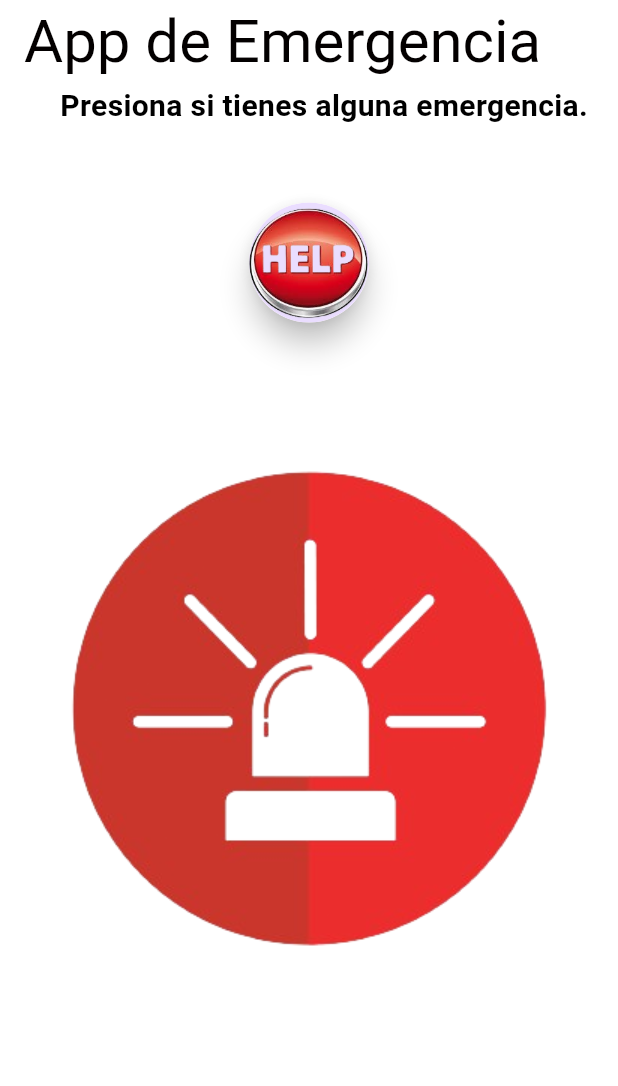
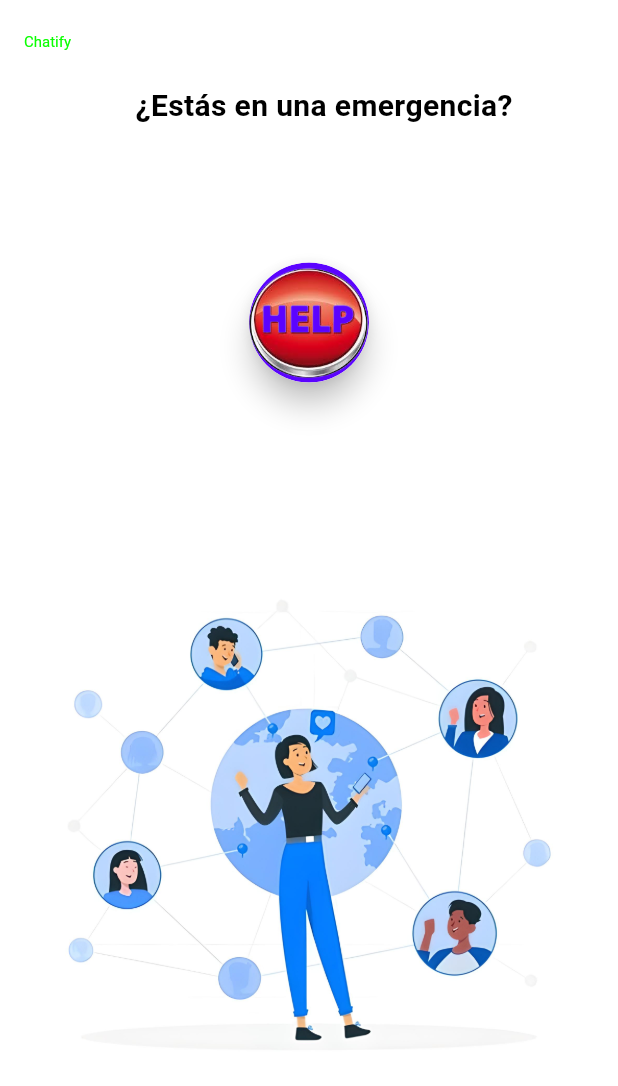
Before and after one commit to RodrigoGarcia96/segureApp, a Flutter app: the screen it shows after launch, on a phone screen of 412 x 824 dp. Shown: the top 1086 px of the screen. Run offline on Flutter 3.47's test engine with Material 3 defaults, Android fonts, the phone set to English and light mode, and no system bars; drawn by our look-alikes of avatar_glow; missing offline and left inert: dart:html, flutter_phone_direct_caller; Roboto replaces fonts that are missing (Kanit).

Commit message:
Cambié la imagen de la pantalla principal y los iconos

```diff
--- a/chatify/lib/Widgets/ButtonRojo.dart
+++ b/chatify/lib/Widgets/ButtonRojo.dart
@@ -32,13 +32,13 @@ class ButtonRojo extends StatelessWidget {
               child: ClipRRect(
                 borderRadius: BorderRadius.circular(40),
                 child: CircleAvatar(
-                  backgroundColor: Colors.red[250],
+                  backgroundColor: Color.fromARGB(255, 91, 3, 255),
                   child: image,
                   radius: 40.0,
                 ),
               ),
             ),
-            glowColor: Colors.red,
+            glowColor: Color.fromARGB(255, 0, 4, 255),
             duration: Duration(milliseconds: 2000),
             repeatPauseDuration: Duration(milliseconds: 100),
           ),
@@ -70,7 +70,7 @@ void _pantallaDeEmergencia(context) {
                     },
                     icon: Icon(
                       Icons.cancel,
-                      color: Colors.red,
+                      color: const Color.fromARGB(255, 82, 54, 244),
                       size: 20,
                     ),
                   ),
--- a/chatify/lib/Widgets/PantallaDeButtonRojo.dart
+++ b/chatify/lib/Widgets/PantallaDeButtonRojo.dart
@@ -1,3 +1,5 @@
+import 'dart:html';
+
 import 'package:chatify/Declaraciones/text_info.dart';
 import 'package:chatify/Widgets/ButtonRojo.dart';
 import 'package:flutter/cupertino.dart';
@@ -35,14 +37,14 @@ Widget build(BuildContext context) {
             child: Center(
               child: TextInfo(
                 size: 20.0,
-                mensaje: 'Presiona si tienes alguna emergencia.',
+                mensaje: '¿Estás en una emergencia?',
                 color: Colors.black,
               ),
             ),
           ),
 
           SizedBox(
-            height: 10.0,
+            height: 50.0,
             width: 10.0,
           ),
 
@@ -54,14 +56,14 @@ Widget build(BuildContext context) {
           ),
 
           SizedBox(
-            height: 10.0,
+            height: 60.0,
             width: 10.0,
           ),
 
           // La imagen debajo del botón
           Container(
             padding: EdgeInsets.all(10.0),
-            child: Image.asset('assets/images/newimj.png'),
+            child: Image.asset('assets/images/tu_imagen.png'),
           )
 
         ],
--- a/chatify/lib/Widgets/ServiciosNacionales/AbusoSexual.dart
+++ b/chatify/lib/Widgets/ServiciosNacionales/AbusoSexual.dart
@@ -29,12 +29,12 @@ class _AbusoSexualState extends State<AbusoSexual> {
               width: 170,
               height: 130,
               child: logoYServicio(
-                icon: Icons.local_police,
-                text: 'Policia',
+                icon: Icons.front_hand_sharp,
+                text: 'Abuso',
               ),
               decoration: BoxDecoration(
                 borderRadius: BorderRadius.circular(10),
-                color: Colors.red,
+                color: Color.fromARGB(75, 37, 0, 248),
               ),
             ),
           )
--- a/chatify/lib/Widgets/ServiciosNacionales/Bomberos.dart
+++ b/chatify/lib/Widgets/ServiciosNacionales/Bomberos.dart
@@ -28,7 +28,7 @@ class _BomberosState extends State<Bomberos> {
               width: 170,
               height: 130,
               child: logoYServicio(
-                icon: Icons.local_police,
+                icon: Icons.fire_truck,
                 text: 'Bomberos',
               ),
               decoration: BoxDecoration(
--- a/chatify/lib/Widgets/ServiciosNacionales/Hospital.dart
+++ b/chatify/lib/Widgets/ServiciosNacionales/Hospital.dart
@@ -28,7 +28,7 @@ class _HospitalState extends State<Hospital> {
               width: 170,
               height: 130,
               child: logoYServicio(
-                icon: Icons.local_police,
+                icon: Icons.local_hospital_outlined ,
                 text: 'Hospital',
               ),
               decoration: BoxDecoration(
--- a/chatify/lib/main.dart
+++ b/chatify/lib/main.dart
@@ -26,9 +26,9 @@ class ButtonDeSeguridad extends StatelessWidget {
     return Scaffold(
       appBar: AppBar(
         backgroundColor: Colors.white,  //Parte del color de la pagina principal
-        title: Text('App de Emergencia', style: TextStyle(
-          color: Color.fromARGB(255, 3, 0, 0),
-          fontSize: 40,
+        title: Text('Chatify', style: TextStyle(
+          color: Color.fromARGB(255, 10, 255, 1),
+          fontSize: 10,
         ),),
         //actions: [],
       ),
```
Also changed, not shown: chatify/assets/images/tu_imagen.png.
